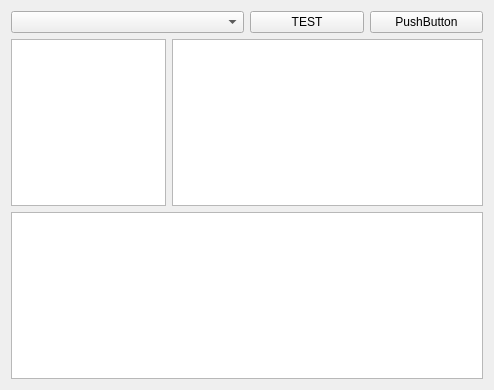
idergunoff/geovel_1.0, file qt/form_test_model.ui: the form before one commit.
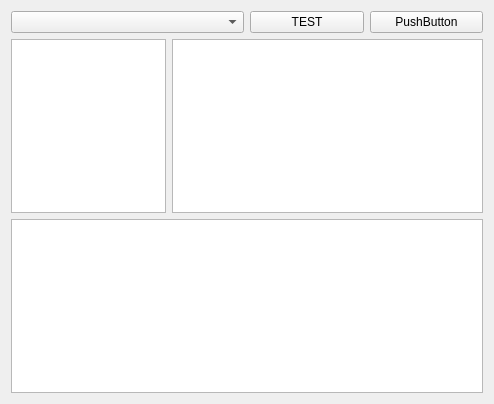
The form after the commit.

Diff of the .ui file:
```diff
--- a/qt/form_test_model.ui
+++ b/qt/form_test_model.ui
@@ -7,7 +7,7 @@
     <x>0</x>
     <y>0</y>
     <width>494</width>
-    <height>390</height>
+    <height>404</height>
    </rect>
   </property>
   <property name="windowTitle">
```
Left out of the diff: 4 changed lines with no effect on the pictures.
